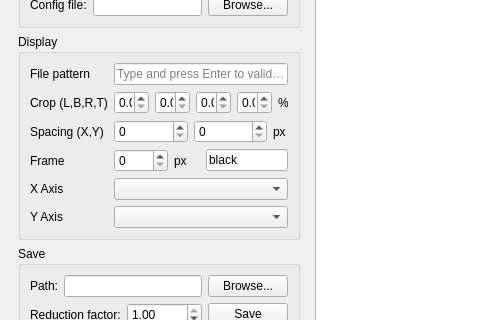
First picture: the form in mainwindow.ui, repository matthieuheitz/sweetsweep, before the edit; both pictures show x 0 to 480 and y 81 to 401 of the 842 by 639 pixel window.
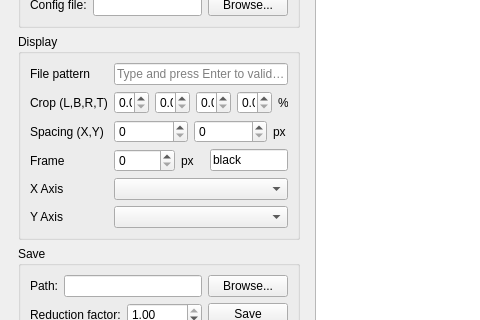
Second picture: the form after the edit. Custom widgets are drawn as their Qt base class.

Commit message: Increase max value for frame width

What changed in the file:
```diff
--- a/mainwindow.ui
+++ b/mainwindow.ui
@@ -99,7 +99,7 @@
               <item>
                <widget class="QSpinBox" name="spinBox_frameLineWidth">
                 <property name="maximum">
-                 <number>1000</number>
+                 <number>10000</number>
                 </property>
                 <property name="singleStep">
                  <number>2</number>
```
